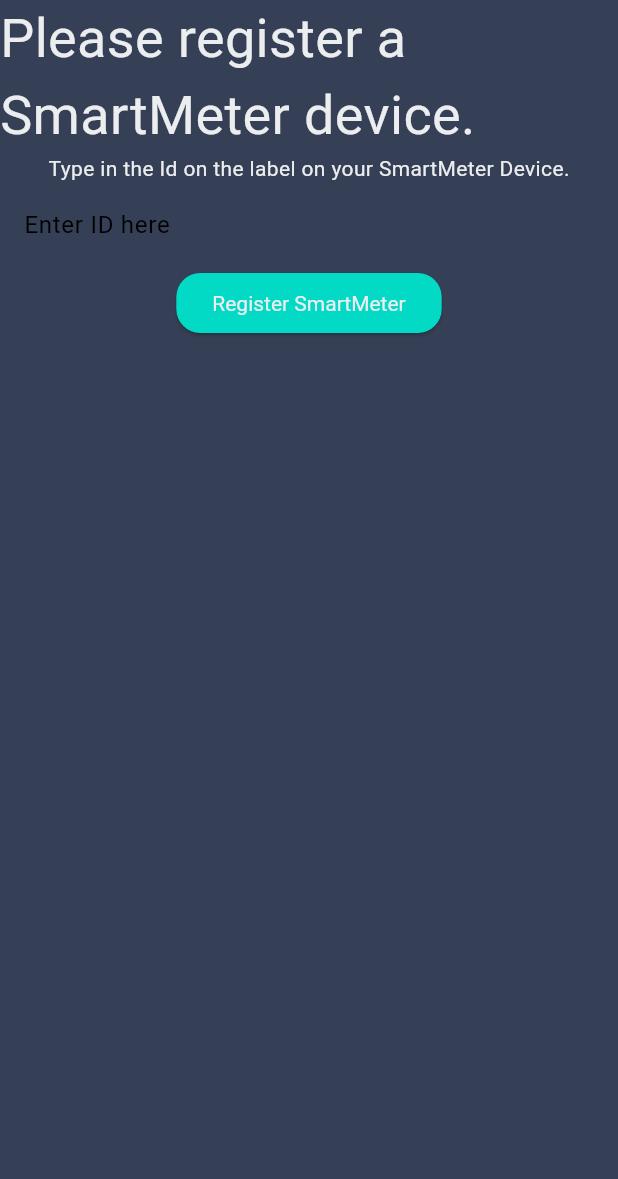
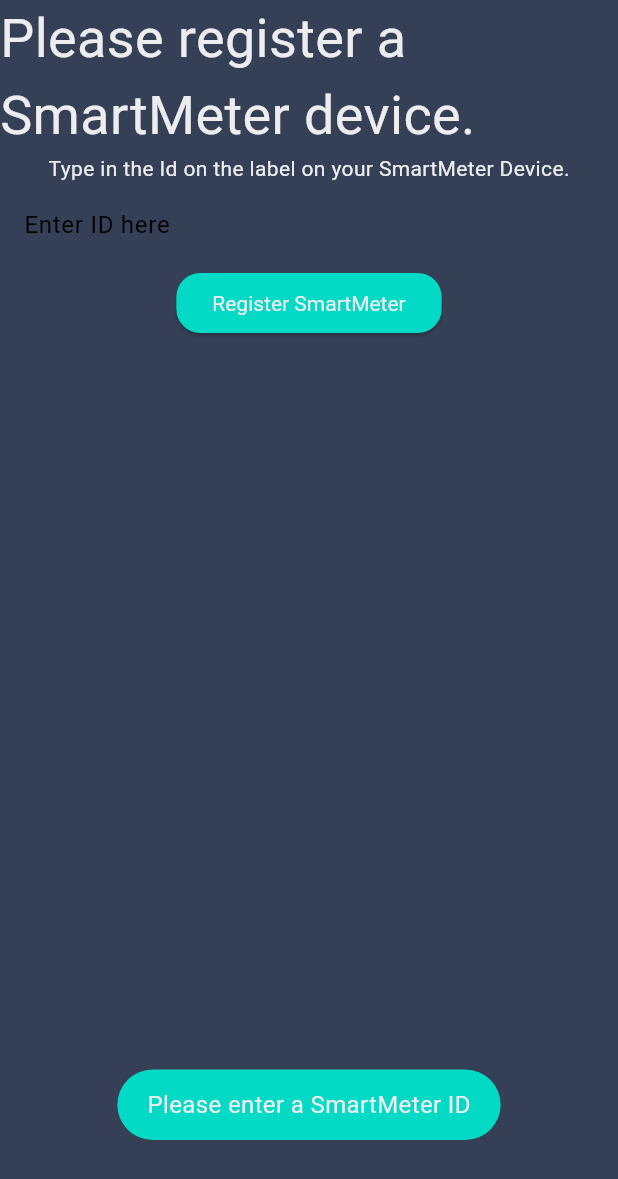
Before and after one commit to Layblar/layblar_app_final, a Flutter app: the RegisterSmartMeterScreen screen opened directly, after a tap on "Register SmartMeter", on a phone screen of 412 x 824 dp. Shown: the top 1179 px of the screen. Run offline on Flutter 3.47's test engine with Material 3 defaults, Android fonts, the phone set to English and light mode, and no system bars; our stand-ins replace awesome_notifications, fluttertoast, jwt_decoder, shared_preferences, syncfusion_flutter_charts, syncfusion_flutter_sliders; accounts and stored records are empty.

Commit message:
added validation for register smart meter

```diff
--- a/lib/screens/Login_Registration/RegisterSmartMeterScreen.dart
+++ b/lib/screens/Login_Registration/RegisterSmartMeterScreen.dart
@@ -54,6 +54,11 @@ class _RegisterSmartMeterScreenState extends State<RegisterSmartMeterScreen> {
 
 
   Future<void> registerSmartMeter(String smartMeterId) async{
+
+    if(smartMeterIdController.text.isEmpty){
+      BottomToast.showToast("Please enter a SmartMeter ID");
+      return;
+    }
     final String? token = await APIController.getTokenFromSharedPreferences();
     if(token != null){
         Map<String, dynamic> decodedToken = JwtDecoder.decode(token);
--- a/lib/screens/Settings/SettingsScreen.dart
+++ b/lib/screens/Settings/SettingsScreen.dart
@@ -74,6 +74,7 @@ class _SettingsScreenState extends State<SettingsScreen> {
             mainAxisAlignment: MainAxisAlignment.center,
             children: [
               Icon(Icons.add, color: ThemeColors.primaryBackground,),
+              const SizedBox(width: 4),
               Text("Add Smart Meter", style: Styles.secondaryTextStyle,),
             ],
           ));
@@ -87,6 +88,7 @@ class _SettingsScreenState extends State<SettingsScreen> {
               mainAxisAlignment: MainAxisAlignment.center,
               children: [
                 Icon(Icons.manage_accounts, color: ThemeColors.primaryBackground,),
+                const SizedBox(width: 4),
                 Text("Manage Projects", style: Styles.secondaryTextStyle,),
               ],
             ));
@@ -99,7 +101,8 @@ class _SettingsScreenState extends State<SettingsScreen> {
            child: Row(
              mainAxisAlignment: MainAxisAlignment.center,
              children: [
-               Icon(Icons.add, color: ThemeColors.primaryBackground,),
+               Icon(Icons.tv, color: ThemeColors.primaryBackground,),
+               const SizedBox(width: 4),
                Text("Add new Device", style: Styles.secondaryTextStyle,),
              ],
            )
```
Lines whose indentation alone changed are shown as unchanged.
